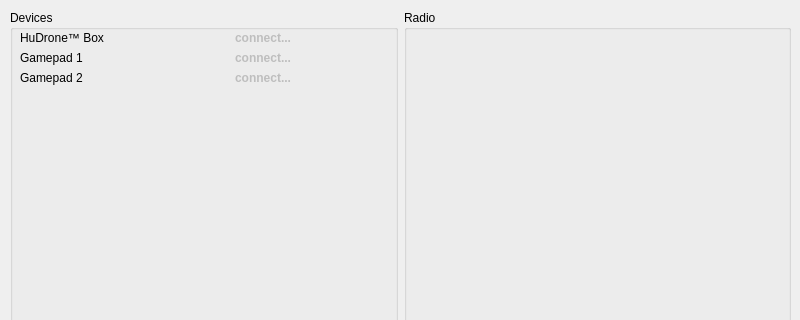
Above: DESKTOP/app/dialogfly.ui from houdini22/HuDrone before the change; both pictures show x 0 to 800 and y 0 to 320 of the 800 by 688 pixel window. Below: the same form after it.
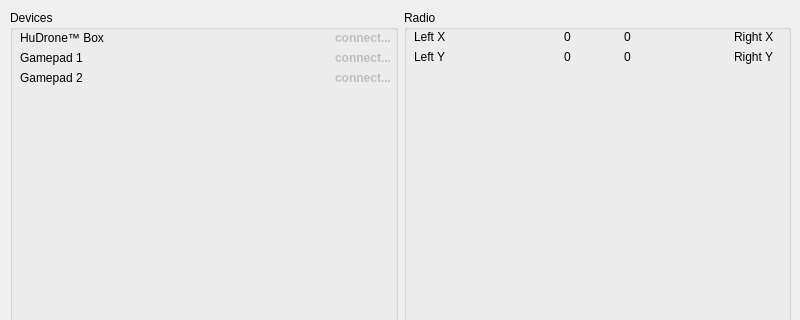
That is the form after the change.

The edit to the form file:
```diff
--- a/DESKTOP/app/dialogfly.ui
+++ b/DESKTOP/app/dialogfly.ui
@@ -73,7 +73,7 @@
        </property>
        <property name="geometry">
         <rect>
-         <x>150</x>
+         <x>250</x>
          <y>60</y>
          <width>131</width>
          <height>16</height>
@@ -98,7 +98,7 @@
        </property>
        <property name="geometry">
         <rect>
-         <x>150</x>
+         <x>250</x>
          <y>40</y>
          <width>131</width>
          <height>16</height>
@@ -123,7 +123,7 @@
        </property>
        <property name="geometry">
         <rect>
-         <x>150</x>
+         <x>250</x>
          <y>20</y>
          <width>131</width>
          <height>16</height>
@@ -149,6 +149,122 @@
       <property name="title">
        <string>Radio</string>
       </property>
+      <widget class="QLabel" name="label_4">
+       <property name="geometry">
+        <rect>
+         <x>10</x>
+         <y>20</y>
+         <width>47</width>
+         <height>14</height>
+        </rect>
+       </property>
+       <property name="text">
+        <string>Left X</string>
+       </property>
+      </widget>
+      <widget class="QLabel" name="label_5">
+       <property name="geometry">
+        <rect>
+         <x>10</x>
+         <y>40</y>
+         <width>47</width>
+         <height>14</height>
+        </rect>
+       </property>
+       <property name="text">
+        <string>Left Y</string>
+       </property>
+      </widget>
+      <widget class="QLabel" name="label_6">
+       <property name="geometry">
+        <rect>
+         <x>330</x>
+         <y>20</y>
+         <width>47</width>
+         <height>14</height>
+        </rect>
+       </property>
+       <property name="text">
+        <string>Right X</string>
+       </property>
+      </widget>
+      <widget class="QLabel" name="label_7">
+       <property name="geometry">
+        <rect>
+         <x>330</x>
+         <y>40</y>
+         <width>47</width>
+         <height>14</height>
+        </rect>
+       </property>
+       <property name="text">
+        <string>Right Y</string>
+       </property>
+      </widget>
+      <widget class="QLabel" name="labelLeftX">
+       <property name="geometry">
+        <rect>
+         <x>140</x>
+         <y>20</y>
+         <width>47</width>
+         <height>14</height>
+        </rect>
+       </property>
+       <property name="text">
+        <string>0</string>
+       </property>
+       <property name="alignment">
+        <set>Qt::AlignCenter</set>
+       </property>
+      </widget>
+      <widget class="QLabel" name="labelLeftY">
+       <property name="geometry">
+        <rect>
+         <x>140</x>
+         <y>40</y>
+         <width>47</width>
+         <height>14</height>
+        </rect>
+       </property>
+       <property name="text">
+        <string>0</string>
+       </property>
+       <property name="alignment">
+        <set>Qt::AlignCenter</set>
+       </property>
+      </widget>
+      <widget class="QLabel" name="labelRightX">
+       <property name="geometry">
+        <rect>
+         <x>200</x>
+         <y>20</y>
+         <width>47</width>
+         <height>14</height>
+        </rect>
+       </property>
+       <property name="text">
+        <string>0</string>
+       </property>
+       <property name="alignment">
+        <set>Qt::AlignCenter</set>
+       </property>
+      </widget>
+      <widget class="QLabel" name="labelRightY">
+       <property name="geometry">
+        <rect>
+         <x>200</x>
+         <y>40</y>
+         <width>47</width>
+         <height>14</height>
+        </rect>
+       </property>
+       <property name="text">
+        <string>0</string>
+       </property>
+       <property name="alignment">
+        <set>Qt::AlignCenter</set>
+       </property>
+      </widget>
      </widget>
     </item>
    </layout>
```
